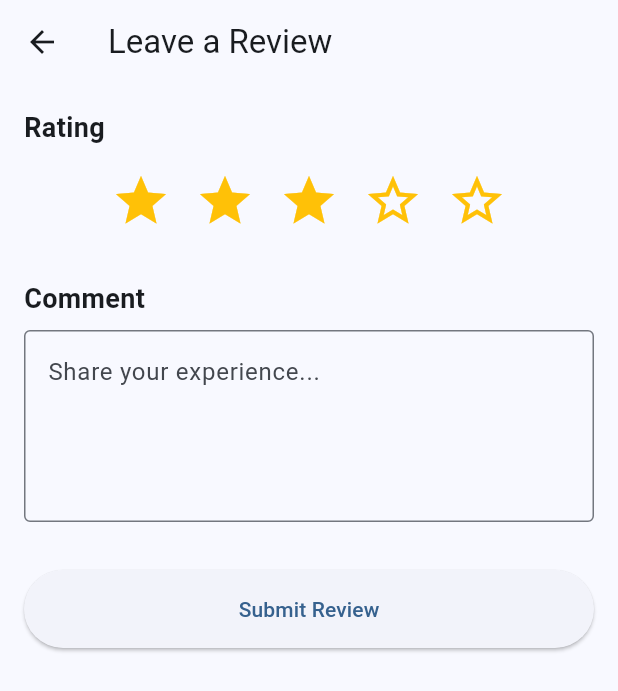
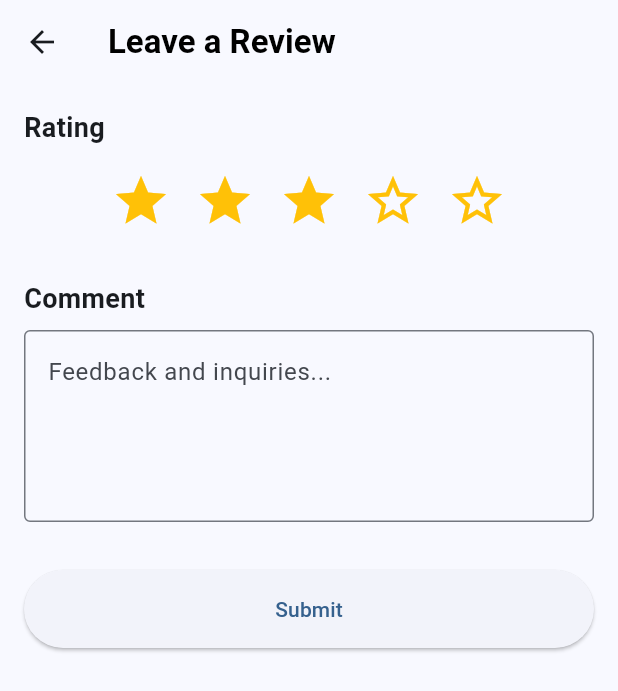
Before and after one commit to Axrarovich/HMapp, a Flutter app: the CreateReviewScreen screen opened directly with empty values, on a phone screen of 412 x 824 dp. Shown: the top 691 px of the screen. Run offline on Flutter 3.47's test engine with Material 3 defaults, Android fonts, the phone set to English and light mode, and no system bars; our stand-ins replace geolocator, google_maps_flutter, image_picker, location, shared_preferences; accounts and stored records are empty.

Commit message:
ui 2 chala

```diff
--- a/lib/screens/users_screen/create_review_screen.dart
+++ b/lib/screens/users_screen/create_review_screen.dart
@@ -73,7 +73,9 @@ class _CreateReviewScreenState extends State<CreateReviewScreen> {
   Widget build(BuildContext context) {
     return Scaffold(
       appBar: AppBar(
-        title: const Text('Leave a Review'),
+        title: const Text('Leave a Review',
+            style: TextStyle(color: Colors.black, fontWeight: FontWeight.bold)
+        ),
       ),
       body: Padding(
         padding: const EdgeInsets.all(16.0),
@@ -114,7 +116,7 @@ class _CreateReviewScreenState extends State<CreateReviewScreen> {
               controller: _commentController,
               maxLines: 4,
               decoration: const InputDecoration(
-                hintText: 'Share your experience...',
+                hintText: 'Feedback and inquiries...',
                 border: OutlineInputBorder(),
               ),
             ),
@@ -128,7 +130,7 @@ class _CreateReviewScreenState extends State<CreateReviewScreen> {
                       style: ElevatedButton.styleFrom(
                         padding: const EdgeInsets.symmetric(vertical: 16),
                       ),
-                      child: const Text('Submit Review'),
+                      child: const Text('Submit'),
                     ),
             ),
           ],
```
Also changed, not shown: lib/screens/services_screen/dashboarding_screen.dart (+10 -15 lines), 1 other file.
